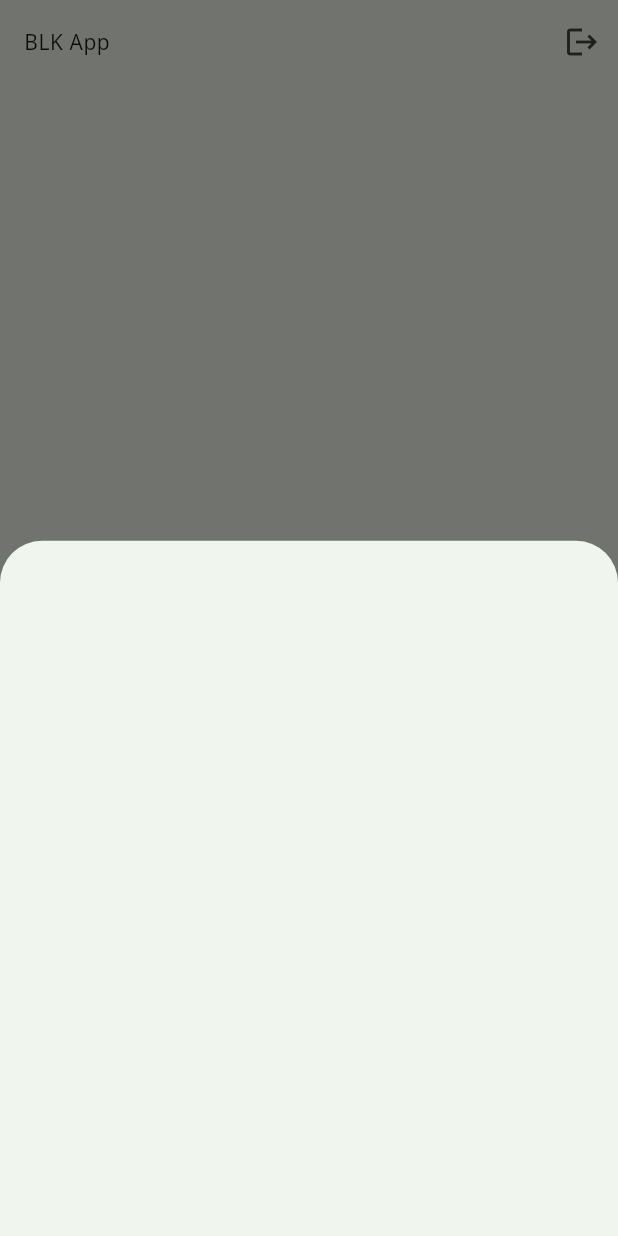
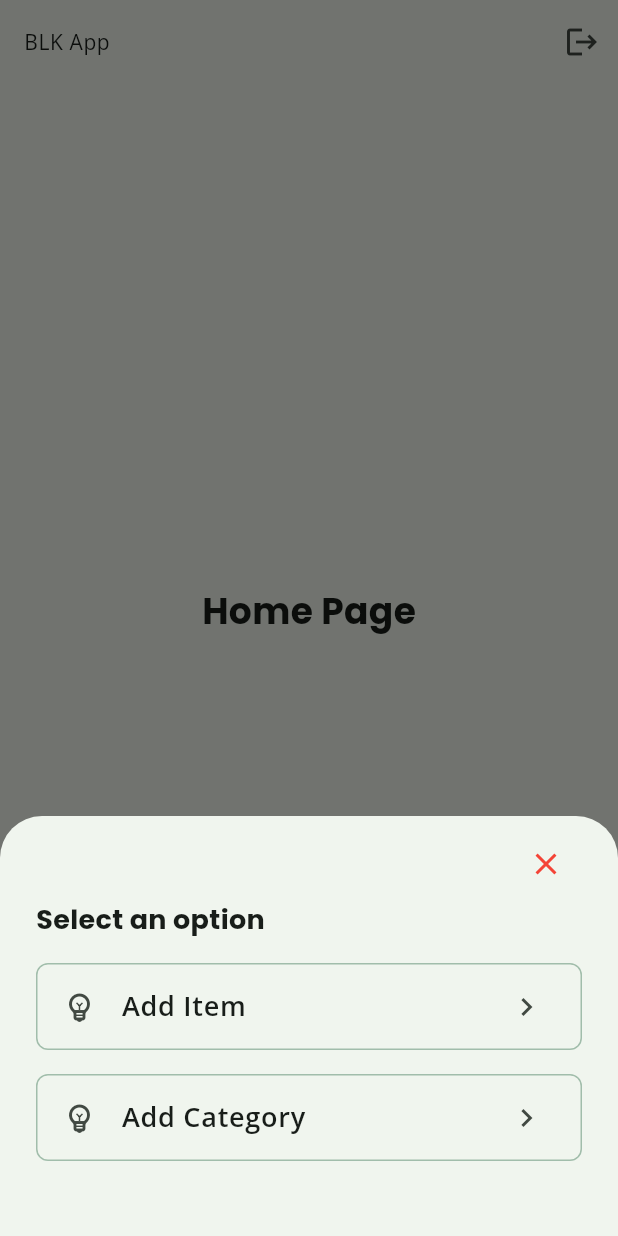
Before and after one commit to faruqonaayo/ethircle_blk_app, a Flutter app: the screen it shows after launch, item 2 of the bottom bar chosen, on a phone screen of 412 x 824 dp. Run offline on Flutter 3.47's test engine with Material 3 defaults, Android fonts, the phone set to English and light mode, and no system bars; our stand-ins replace google_fonts.

Commit message:
Refactor AppLayout internal variables and functions to be private and add AddOptions widget for adding item/category

```diff
--- a/lib/screens/app_layout.dart
+++ b/lib/screens/app_layout.dart
@@ -1,3 +1,4 @@
+import 'package:ethircle_blk_app/widgets/add_options.dart';
 import 'package:flutter/material.dart';
 
 import 'package:ethircle_blk_app/theme.dart';
@@ -10,9 +11,9 @@ class AppLayout extends StatefulWidget {
 }
 
 class _AppLayoutState extends State<AppLayout> {
-  var currentPage = 0;
+  var _currentPage = 0;
 
-  final pages = [
+  final _pages = [
     Center(child: Text("Home Page", style: title1)),
     null,
     Center(child: Text("Categories Page", style: title1)),
@@ -26,18 +27,18 @@ class _AppLayoutState extends State<AppLayout> {
         title: Text("BLK App", style: textTheme.bodySmall),
         actions: [IconButton(onPressed: () {}, icon: Icon(Icons.logout))],
       ),
-      body: pages[currentPage],
-      bottomNavigationBar: botNavBar,
+      body: _pages[_currentPage],
+      bottomNavigationBar: _botNavBar,
     );
   }
 
   // This function returns the bottom navigation bar
-  BottomNavigationBar get botNavBar {
+  BottomNavigationBar get _botNavBar {
     return BottomNavigationBar(
       type: BottomNavigationBarType.fixed,
       items: [
         BottomNavigationBarItem(
-          icon: Icon(currentPage == 0 ? Icons.home : Icons.home_outlined),
+          icon: Icon(_currentPage == 0 ? Icons.home : Icons.home_outlined),
           label: "Home",
         ),
         BottomNavigationBarItem(
@@ -57,19 +58,22 @@ class _AppLayoutState extends State<AppLayout> {
         ),
         BottomNavigationBarItem(
           icon: Icon(
-            currentPage == 2 ? Icons.category : Icons.category_outlined,
+            _currentPage == 2 ? Icons.category : Icons.category_outlined,
           ),
           label: "Categories",
         ),
       ],
-      currentIndex: currentPage,
+      currentIndex: _currentPage,
       onTap: (value) {
         if (value == 1) {
-          showModalBottomSheet(context: context, builder: (ctx) => Container());
+          showModalBottomSheet(
+            context: context,
+            builder: (ctx) => AddOptions(),
+          );
           return;
         }
         setState(() {
-          currentPage = value;
+          _currentPage = value;
         });
       },
     );
--- /dev/null
+++ b/lib/widgets/add_options.dart
@@ -0,0 +1,58 @@
+import 'package:flutter/material.dart';
+
+import 'package:ethircle_blk_app/theme.dart';
+
+class AddOptions extends StatelessWidget {
+  const AddOptions({super.key});
+
+  @override
+  Widget build(BuildContext context) {
+    return Container(
+      height: 280,
+      width: double.infinity,
+      padding: EdgeInsets.symmetric(horizontal: 24, vertical: 8),
+      child: Column(
+        crossAxisAlignment: CrossAxisAlignment.start,
+        children: [
+          Row(
+            mainAxisAlignment: MainAxisAlignment.end,
+            children: [
+              IconButton(
+                onPressed: () {
+                  Navigator.of(context).pop();
+                },
+                icon: Icon(Icons.close, color: Colors.red),
+              ),
+            ],
+          ),
+          Text("Select an option", style: title2),
+          const SizedBox(height: 16),
+          _buildOption("Add Item", context, null),
+          const SizedBox(height: 16),
+          _buildOption("Add Category", context, null),
+        ],
+      ),
+    );
+  }
+
+  Widget _buildOption(String text, BuildContext context, Function? onTap) {
+    final colorScheme = Theme.of(context).colorScheme;
+    return ListTile(
+      leading: Icon(Icons.emoji_objects_outlined),
+      title: Text(text, style: TextStyle(fontWeight: FontWeight.w600)),
+      trailing: Icon(Icons.chevron_right),
+      shape: RoundedRectangleBorder(
+        borderRadius: BorderRadius.circular(8),
+        side: BorderSide(
+          width: 1,
+          color: colorScheme.primary.withValues(alpha: 0.4),
+        ),
+      ),
+      onTap: onTap == null
+          ? null
+          : () {
+              onTap();
+            },
+    );
+  }
+}
```
